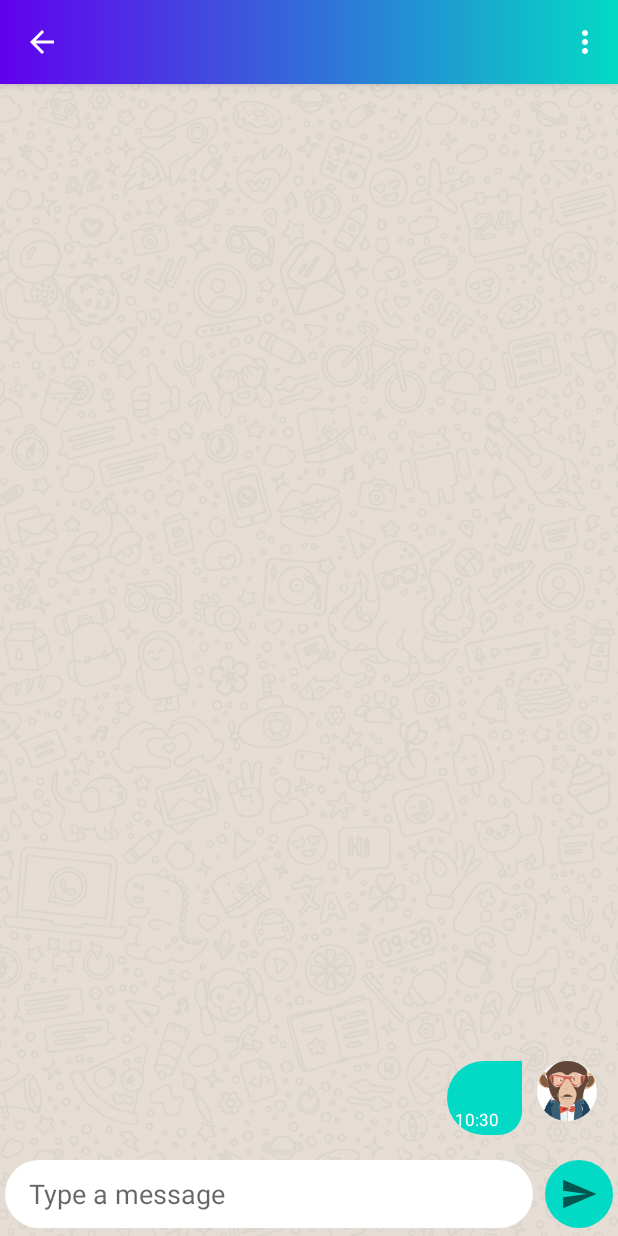
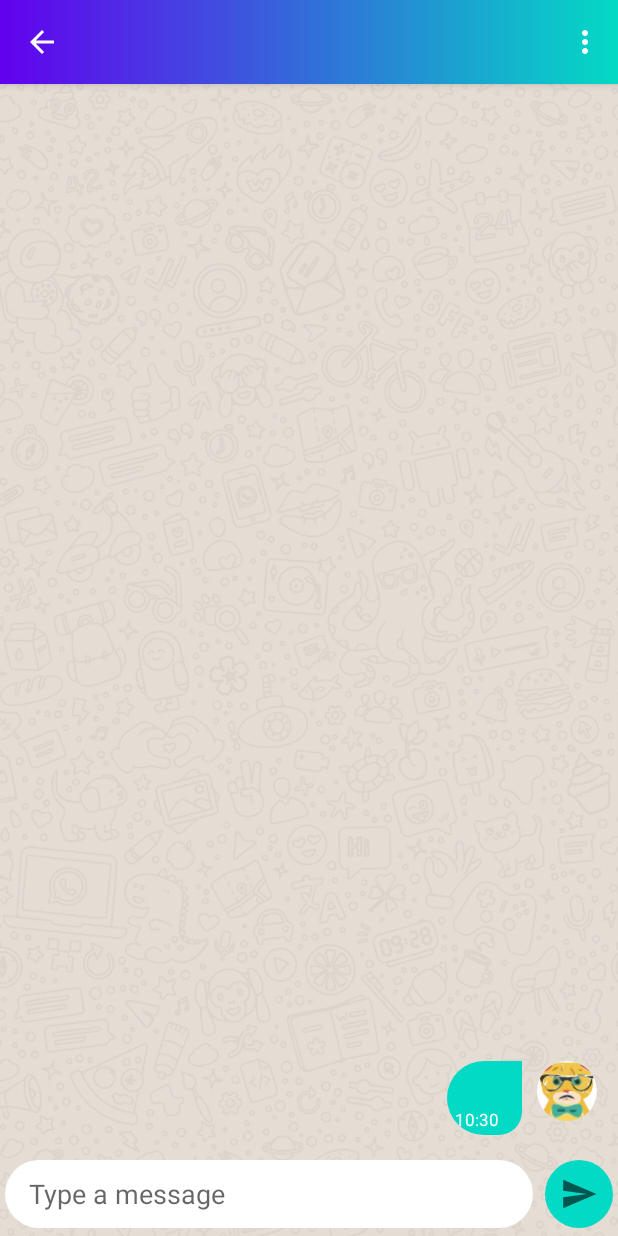
Before and after one commit to muhammedaydogan/Blue2thChat, an Android app: the ChatFragment screen opened through its navigation route, after a tap on an icon or button, on a phone screen of 412 x 824 dp. Run offline under Robolectric (Android 15) with nearby library versions, the phone set to English and light mode, and no system bars; our stand-ins replace CircleImageView; 1 statement that could not run was skipped.

```diff
--- a/app/src/main/java/com/ma/blue2thchat/fragments/ChatFragment.java
+++ b/app/src/main/java/com/ma/blue2thchat/fragments/ChatFragment.java
@@ -37,6 +37,8 @@ public class ChatFragment extends Fragment {
     public SearchFragment.SendReceive chat_sendReceive;
     public static ChatAdapter chatAdapter;
     public static RecyclerView recyclerView;
+    public static int receiverAvatarNo;
+
     // private Bundle bundle;
 
 
@@ -58,7 +60,7 @@ public class ChatFragment extends Fragment {
         // avatar no
         int avatarNo = ((SharedPreferences) ((MainActivity) getActivity()).getmPreferences()).getInt("avatar", -1);
         clientName = ((SharedPreferences) ((MainActivity) getActivity()).getmPreferences()).getString("username","User");
-        int receiverAvatarNo = 7;
+
 
 
 
--- a/app/src/main/java/com/ma/blue2thchat/fragments/SearchFragment.java
+++ b/app/src/main/java/com/ma/blue2thchat/fragments/SearchFragment.java
@@ -8,6 +8,7 @@ import android.content.BroadcastReceiver;
 import android.content.Context;
 import android.content.Intent;
 import android.content.IntentFilter;
+import android.content.SharedPreferences;
 import android.os.Bundle;
 import android.os.Handler;
 import android.os.Looper;
@@ -30,6 +31,7 @@ import androidx.recyclerview.widget.DividerItemDecoration;
 import androidx.recyclerview.widget.LinearLayoutManager;
 import androidx.recyclerview.widget.RecyclerView;
 
+import com.ma.blue2thchat.MainActivity;
 import com.ma.blue2thchat.R;
 import com.ma.blue2thchat.adapters.RecyclerViewBluetoothAdapter;
 //import com.ma.blue2thchat.bluetooth.ClientClass;
@@ -188,13 +190,13 @@ public class SearchFragment extends Fragment {
 //                chatFragment.setArguments(bundle);
                 // ChatFragment.chat_sendReceive = getSendReceive();
 
+
                 Navigation.findNavController(view).navigate(R.id.action_SearchFragment_to_chatFragment);
             }
 
             @Override
             public void onStartChat(int position) {
-                // ChatFragment.clientName = bleDevices.get(position).getName();
-                // ChatFragment.chat_sendReceive = getSendReceive();
+                ChatFragment.receiverAvatarNo = ((SharedPreferences) ((MainActivity) getActivity()).getmPreferences()).getInt("avatar", -1);
                 Navigation.findNavController(view).navigate(R.id.action_SearchFragment_to_chatFragment);
             }
         });
```
